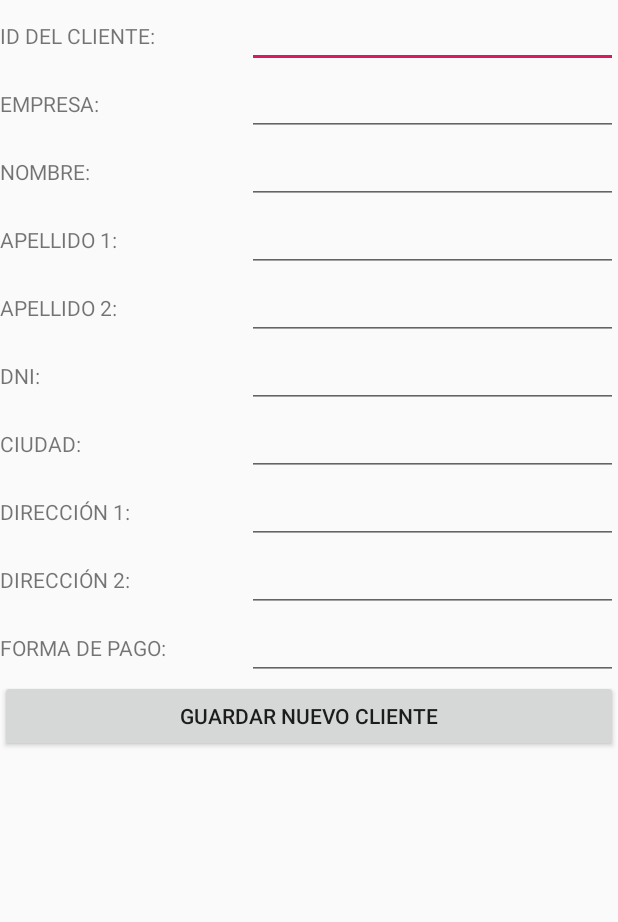
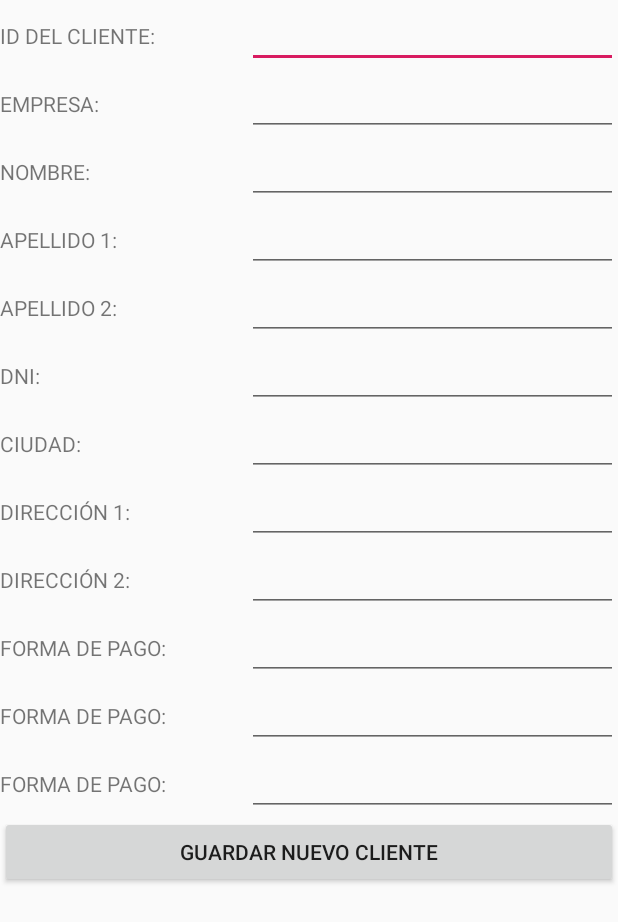
Before and after one commit to jonberge1337/AndroidProyecto, an Android app: the layout fragment_crear_partner.xml on its own in the app's theme, with its tools: preview values and no code run, on a phone screen of 412 x 824 dp. Shown: the top 922 px of the screen. Run offline under Robolectric (Android 15) with nearby library versions, the phone set to English and light mode, and no system bars.

Commit message:
Ya tenemos a puntito el menu de partners

```diff
--- a/app/src/main/AndroidManifest.xml
+++ b/app/src/main/AndroidManifest.xml
@@ -40,9 +40,11 @@
             </intent-filter>
         </activity>
         <activity
-            android:name="com.example.comercialesapp.ui.partners.EscrituraPartners"
+            android:name=".ui.partners.EscrituraPartners"
             android:label="@string/app_name"
             />
+        <activity android:name=".ui.partners.LecturaPartners"
+            android:label="@string/app_name"/>
 
 
     </application>
--- a/app/src/main/java/com/example/comercialesapp/ui/partners/EscrituraPartners.java
+++ b/app/src/main/java/com/example/comercialesapp/ui/partners/EscrituraPartners.java
@@ -27,6 +27,8 @@ public class EscrituraPartners extends Fragment implements View.OnClickListener
     private EditText direccion1;
     private EditText direccion2;
     private EditText formapagoID;
+    private EditText correo;
+    private EditText telefono;
 
     public View onCreateView(@NonNull LayoutInflater inflater,
                              ViewGroup container, Bundle savedInstanceState) {
@@ -41,6 +43,8 @@ public class EscrituraPartners extends Fragment implements View.OnClickListener
         direccion1 = root.findViewById(R.id.txtDireccion1Nuevo);
         direccion2 = root.findViewById(R.id.txtDireccion2Nuevo);
         formapagoID = root.findViewById(R.id.txtFPNuevo);
+        correo = root.findViewById(R.id.txtCorreo);
+        telefono = root.findViewById(R.id.txtTelefono);
 
         Button crearPartner = root.findViewById(R.id.btnPartnerNuevo); // Creamos aquí implícitamente por recomendación de android-studio
 
@@ -69,7 +73,7 @@ public class EscrituraPartners extends Fragment implements View.OnClickListener
             ArchivoXML xmlPartner = new ArchivoXML(empresa.getText().toString(), nombre.getText().toString(),
                     apellido1.getText().toString(), apellido2.getText().toString(), dni.getText().toString(),
                     ciudad.getText().toString(), direccion1.getText().toString(), direccion2.getText().toString(),
-                    formapagoID.getText().toString(), "1"); // De momento como no tenemos usuarios vamos a dejar el uno en la fase 2 eso hay que cambiar
+                    formapagoID.getText().toString(), correo.getText().toString(), telefono.getText().toString() , "1"); // De momento como no tenemos usuarios vamos a dejar el uno en la fase 2 eso hay que cambiar
             xmlPartner.generarDOM();
             xmlPartner.generarDocument();
             xmlPartner.generarXml();
--- a/app/src/main/res/layout/fragment_crear_partner.xml
+++ b/app/src/main/res/layout/fragment_crear_partner.xml
@@ -248,33 +248,49 @@
                             android:inputType="textPersonName" />
                     </LinearLayout>
 
-<!--                    <LinearLayout-->
-<!--                        android:id="@+id/layoutComercialNuevo"-->
-<!--                        android:layout_width="match_parent"-->
-<!--                        android:layout_height="wrap_content"-->
-<!--                        android:orientation="horizontal">-->
+                    <LinearLayout
+                        android:id="@+id/layoutCorreo"
+                        android:layout_width="match_parent"
+                        android:layout_height="wrap_content"
+                        android:orientation="horizontal">
 
-<!--                        <TextView-->
-<!--                            android:id="@+id/lblComercialNuevo"-->
-<!--                            android:layout_width="0px"-->
-<!--                            android:layout_height="wrap_content"-->
-<!--                            android:layout_weight="1"-->
-<!--                            android:text="@string/id_comercial_cliente" />-->
+                        <TextView
+                            android:id="@+id/lblCorreo"
+                            android:layout_width="0px"
+                            android:layout_height="wrap_content"
+                            android:layout_weight="1"
+                            android:text="@string/forma_de_pago_cliente" />
 
-<!--                        <EditText-->
-<!--                            android:id="@+id/txtComercialNuevo"-->
-<!--                            android:layout_width="wrap_content"-->
-<!--                            android:layout_height="wrap_content"-->
-<!--                            android:layout_weight="1"-->
-<!--                            android:ems="10"-->
-<!--                            android:inputType="number" />-->
-<!--                        <Spinner-->
-<!--                            android:layout_width="0px"-->
-<!--                            android:layout_height="wrap_content"-->
-<!--                            android:layout_weight="1.5"-->
-<!--                            />-->
-<!--                    </LinearLayout>-->
+                        <EditText
+                            android:id="@+id/txtCorreo"
+                            android:layout_width="0px"
+                            android:layout_height="wrap_content"
+                            android:layout_weight="1.5"
+                            android:ems="10"
+                            android:inputType="textEmailAddress" />
+                    </LinearLayout>
 
+                    <LinearLayout
+                        android:id="@+id/layoutTelefono"
+                        android:layout_width="match_parent"
+                        android:layout_height="wrap_content"
+                        android:orientation="horizontal">
+
+                        <TextView
+                            android:id="@+id/lblTelefono"
+                            android:layout_width="0px"
+                            android:layout_height="wrap_content"
+                            android:layout_weight="1"
+                            android:text="@string/forma_de_pago_cliente" />
+
+                        <EditText
+                            android:id="@+id/txtTelefono"
+                            android:layout_width="0px"
+                            android:layout_height="wrap_content"
+                            android:layout_weight="1.5"
+                            android:ems="10"
+                            android:inputType="phone" />
+                    </LinearLayout>
                     <Button
                         android:id="@+id/btnPartnerNuevo"
                         android:layout_width="match_parent"
--- a/app/src/main/res/layout/listview_partner.xml
+++ b/app/src/main/res/layout/listview_partner.xml
@@ -8,6 +8,7 @@
     >
 
     <LinearLayout
+        android:orientation="horizontal"
         android:layout_width="wrap_content"
         android:layout_height="wrap_content">
         <TextView
@@ -34,6 +35,7 @@
     <LinearLayout
         android:layout_width="wrap_content"
         android:layout_height="wrap_content"
+        android:orientation="horizontal"
         >
 
         <TextView
```
Also changed, not shown: app/src/main/java/com/example/comercialesapp/ui/partners/ArchivoXML.java (+14 -2 lines), app/src/main/java/com/example/comercialesapp/ui/partners/LecturaPartners.java (+20 -11 lines), app/src/main/res/layout/fragment_partners.xml (+8 -0 lines).
